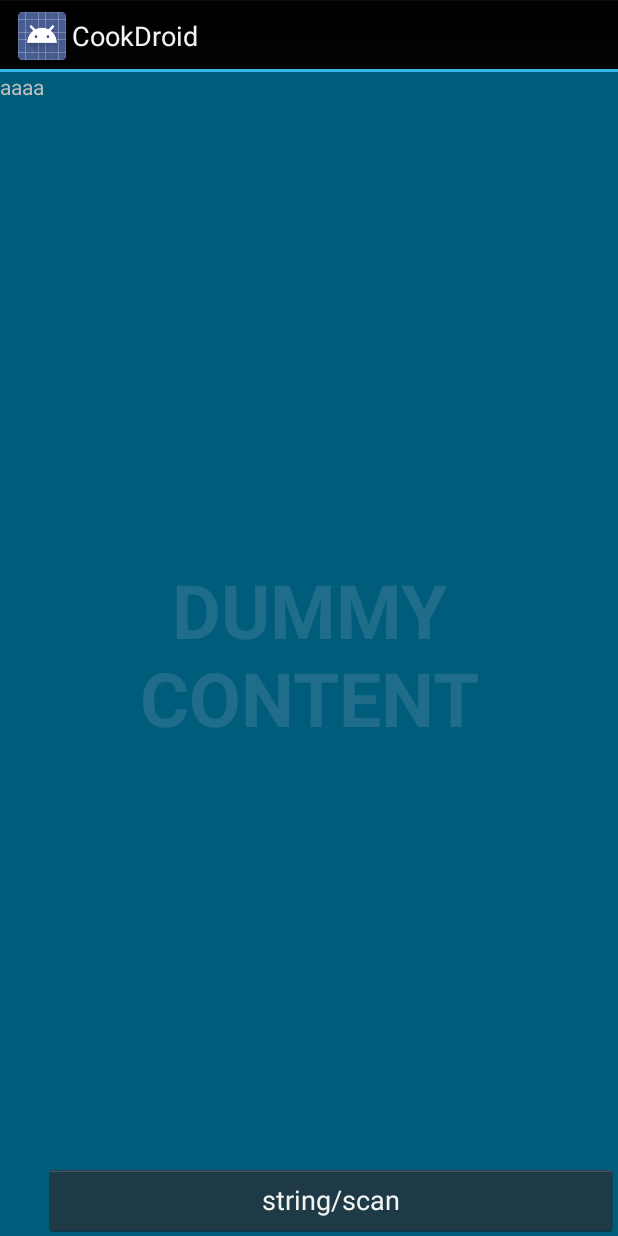
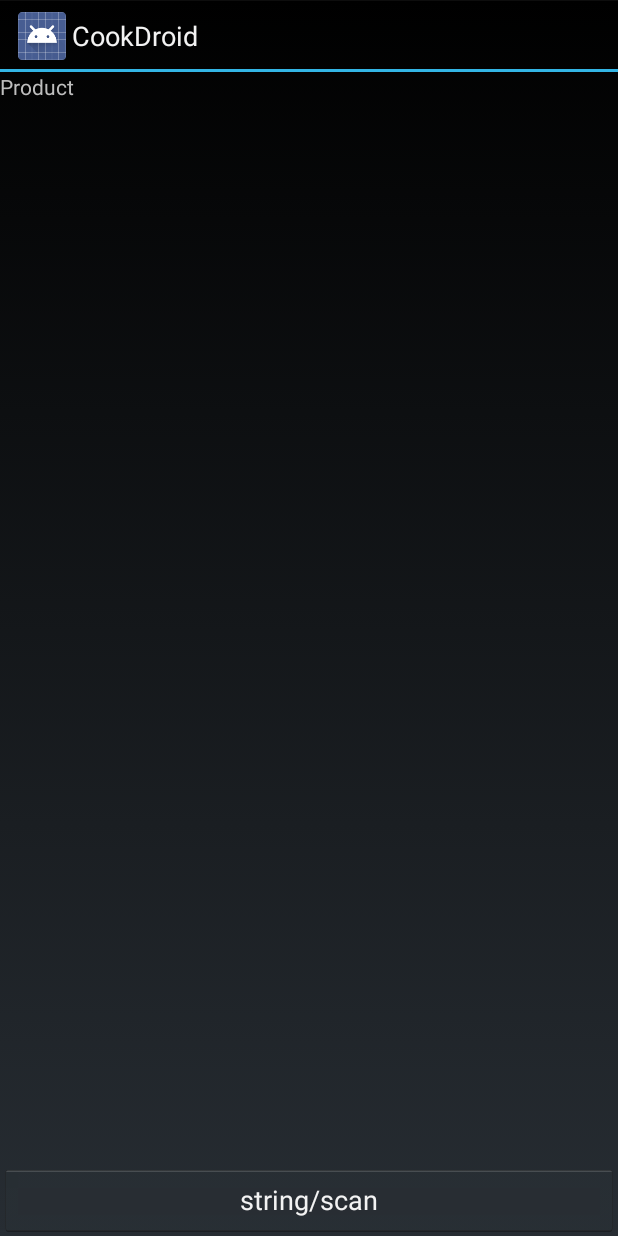
Before and after one commit to picaro/cook-droid, an Android app: the layout activity_main.xml on its own in the app's theme, with its tools: preview values and no code run, on a phone screen of 412 x 824 dp. Run offline under Robolectric (Android 15) with nearby library versions, the phone set to English and light mode, and no system bars.

Commit message:
upd layout

```diff
--- a/CookDroid/CookDroid/build.gradle
+++ b/CookDroid/CookDroid/build.gradle
@@ -24,8 +24,10 @@ android {
 }
 
 dependencies {
-	compile 'com.android.support:appcompat-v7:+'
+    compile 'com.android.support:appcompat-v7:+'
     compile 'com.google.zxing:core:2.0'
     compile 'org.springframework.android:spring-android-rest-template:1.0.1.RELEASE@jar'
     compile 'org.springframework.android:spring-android-core:1.0.1.RELEASE@jar'
+    compile files('libs/gson-2.2.4.jar')
+    compile files('libs/zxingjar-1.1.jar')
 }
--- a/CookDroid/CookDroid/src/main/res/layout/activity_main.xml
+++ b/CookDroid/CookDroid/src/main/res/layout/activity_main.xml
@@ -1,47 +1,39 @@
-<FrameLayout xmlns:android="http://schemas.android.com/apk/res/android"
-    xmlns:tools="http://schemas.android.com/tools"
-    android:layout_width="match_parent"
-    android:layout_height="match_parent"
-    android:background="#0099cc"
-    tools:context=".MainActivity">
-
-    <TextView
-        android:id="@+id/fullscreen_content"
-        android:layout_width="match_parent"
-        android:layout_height="match_parent"
-        android:keepScreenOn="true"
-        android:textColor="#33b5e5"
-        android:textStyle="bold"
-        android:textSize="50sp"
-        android:gravity="center"
-        android:text="@string/dummy_content" />
-
-    <FrameLayout
+<LinearLayout xmlns:android="http://schemas.android.com/apk/res/android"
+    android:orientation="vertical"
     android:layout_width="match_parent"
     android:layout_height="match_parent">
 
     <LinearLayout
-            android:id="@+id/fullscreen_content_controls"
-            android:layout_width="match_parent"
-            android:layout_height="match_parent"
-            android:background="@color/black_overlay"
-            android:orientation="horizontal">
+        android:orientation="vertical"
+        android:layout_width="fill_parent"
+        android:layout_height="100dp"
+        android:layout_weight="1">
+
 
         <TextView
             android:id="@+id/scan_result"
             android:layout_width="wrap_content"
-                android:text="aaaa"
+            android:text="Product"
             android:layout_height="wrap_content" />
+
+
+    </LinearLayout>
+
+    <LinearLayout
+        android:orientation="vertical"
+        android:layout_width="fill_parent"
+        android:layout_height="fill_parent"
+        android:layout_gravity="bottom|right"
+        android:layout_marginTop="55dp"
+        android:layout_weight="1">
+
+    </LinearLayout>
 
     <Button
         android:id="@+id/scan_button"
-                android:layout_width="match_parent"
+        android:layout_width="fill_parent"
         android:layout_height="wrap_content"
         android:text="string/scan"
         android:layout_gravity="bottom" />
 
-
 </LinearLayout>
-    </FrameLayout>
-
-</FrameLayout>
```
Lines whose indentation alone changed are shown as unchanged.
